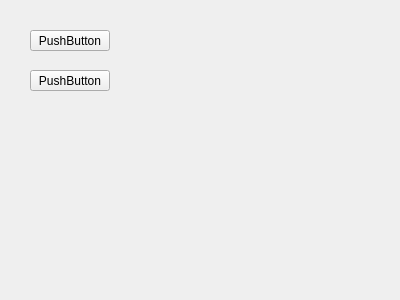
teddyvltn/pokemonqt, file pokemon/mainmenu.ui: the form before one commit.
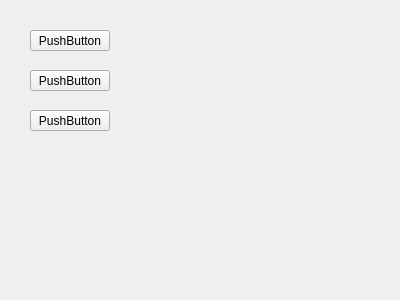
The form after the commit.

The edit to the form file:
```diff
--- a/pokemon/mainmenu.ui
+++ b/pokemon/mainmenu.ui
@@ -39,6 +39,19 @@
     <string>PushButton</string>
    </property>
   </widget>
+  <widget class="QPushButton" name="pushButton_3">
+   <property name="geometry">
+    <rect>
+     <x>30</x>
+     <y>110</y>
+     <width>80</width>
+     <height>21</height>
+    </rect>
+   </property>
+   <property name="text">
+    <string>PushButton</string>
+   </property>
+  </widget>
  </widget>
  <resources/>
  <connections/>
```
